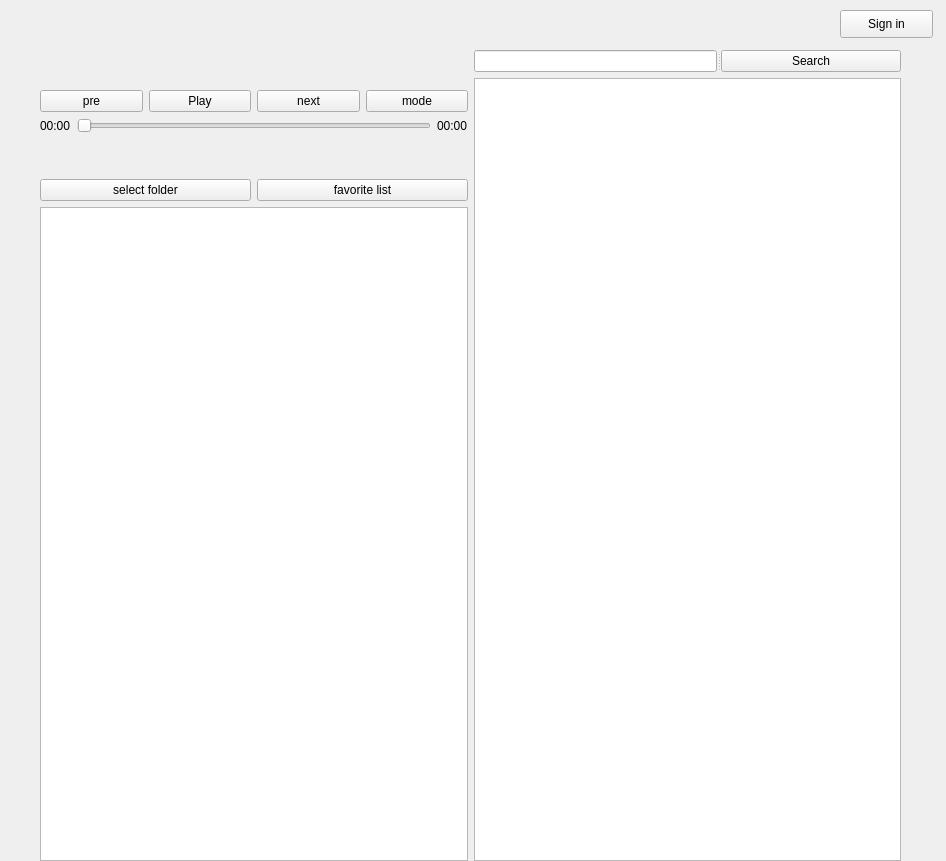
Old version of the form resources/music.ui in the repository yeyuan01/MusicSoftware.
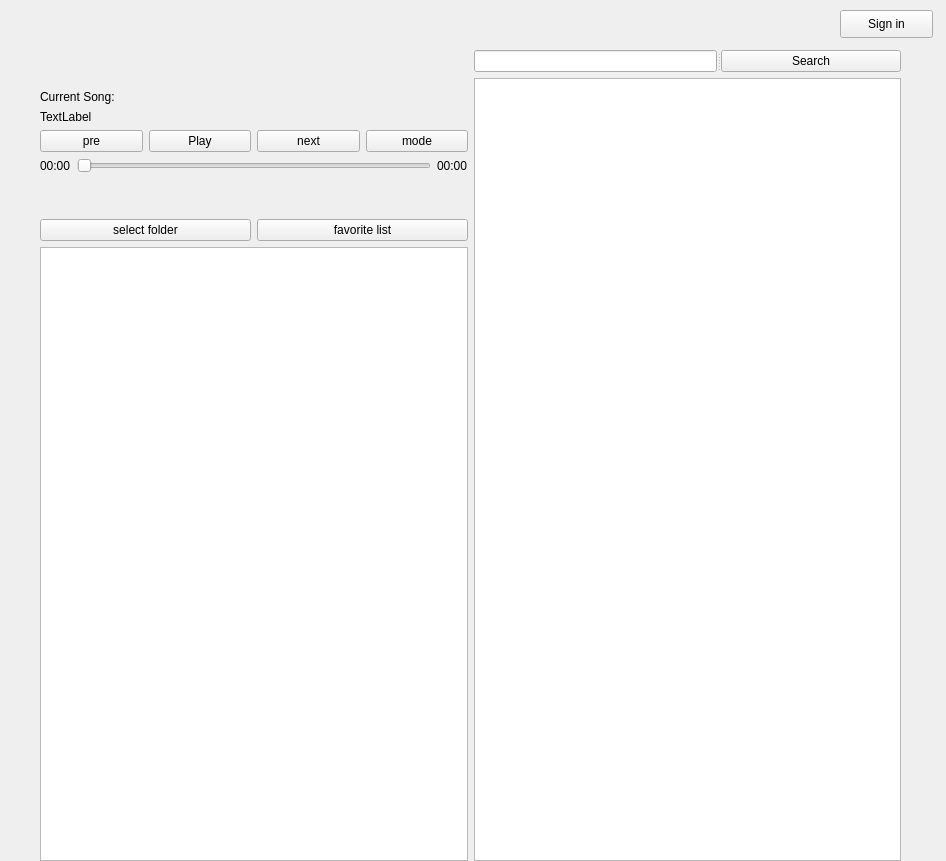
New version of the form.

Patch:
```diff
--- a/resources/music.ui
+++ b/resources/music.ui
@@ -54,6 +54,24 @@
         </property>
        </spacer>
       </item>
+      <item>
+       <widget class="QLabel" name="label_3">
+        <property name="text">
+         <string>Current Song: </string>
+        </property>
+       </widget>
+      </item>
+      <item>
+       <layout class="QHBoxLayout" name="horizontalLayout_5">
+        <item>
+         <widget class="QLabel" name="CurrentSongName">
+          <property name="text">
+           <string>TextLabel</string>
+          </property>
+         </widget>
+        </item>
+       </layout>
+      </item>
       <item>
        <layout class="QHBoxLayout" name="horizontalLayout">
         <item>
```
